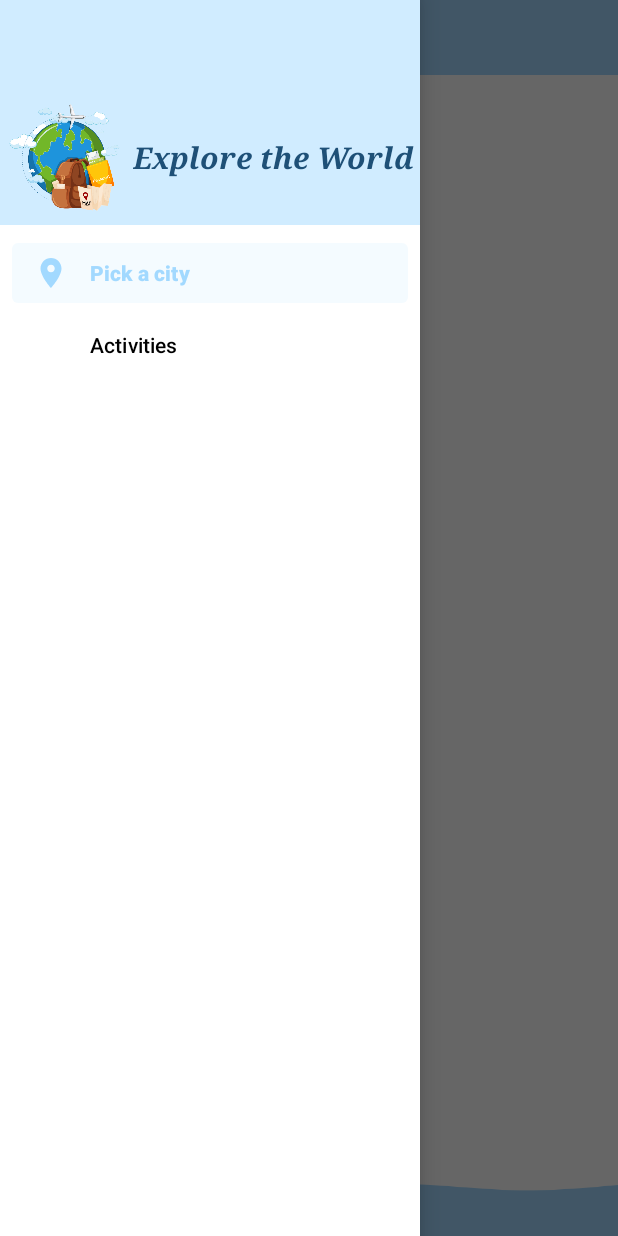
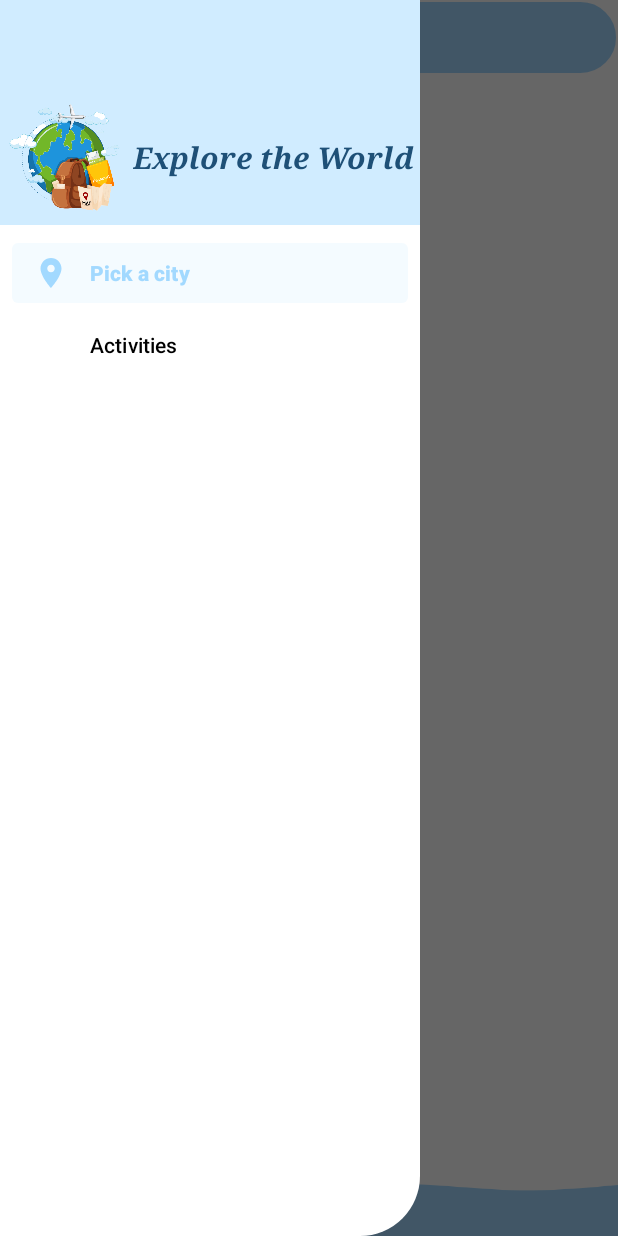
Before and after one commit to AndreeaClaudiaSandu/TravelAndroidApp, an Android app: the FragmentPickCity screen opened directly, with no data from a screen before it, with the side drawer open, on a phone screen of 412 x 824 dp. Run offline under Robolectric (Android 15) with nearby library versions, the phone set to English and light mode, and no system bars.

Commit message:
Adds ItemListener

```diff
--- a/app/src/main/java/com/example/travel/Cities_RecyclerViewAdapter.java
+++ b/app/src/main/java/com/example/travel/Cities_RecyclerViewAdapter.java
@@ -1,5 +1,6 @@
 package com.example.travel;
 
+import android.annotation.SuppressLint;
 import android.content.Context;
 import android.view.LayoutInflater;
 import android.view.View;
@@ -16,10 +17,12 @@ public class Cities_RecyclerViewAdapter extends RecyclerView.Adapter<Cities_Recy
 
     Context context;
     ArrayList<City> cities;
+    private ItemClickListener clickListener;
 
-    public Cities_RecyclerViewAdapter(Context context, ArrayList<City> cities) {
+    public Cities_RecyclerViewAdapter(Context context, ArrayList<City> cities, ItemClickListener clickListener) {
         this.context = context;
         this.cities = cities;
+        this.clickListener = clickListener;
     }
 
     @NonNull
@@ -31,9 +34,16 @@ public class Cities_RecyclerViewAdapter extends RecyclerView.Adapter<Cities_Recy
     }
 
     @Override
-    public void onBindViewHolder(@NonNull Cities_RecyclerViewAdapter.MyViewHolder holder, int position) {
+    public void onBindViewHolder(@NonNull Cities_RecyclerViewAdapter.MyViewHolder holder, @SuppressLint("RecyclerView") int position) {
         holder.cityName.setText(cities.get(position).getName());
         holder.imageView.setImageResource(cities.get(position).getImg());
+
+        holder.itemView.setOnClickListener(new View.OnClickListener() {
+            @Override
+            public void onClick(View v) {
+                clickListener.onItemClick(cities.get(position));
+            }
+        });
     }
 
     @Override
@@ -53,4 +63,8 @@ public class Cities_RecyclerViewAdapter extends RecyclerView.Adapter<Cities_Recy
             cityName = itemView.findViewById(R.id.cityName);
         }
     }
+
+    public interface ItemClickListener{
+        public  void onItemClick(City city);
+    }
 }
--- a/app/src/main/java/com/example/travel/FragmentPickCity.java
+++ b/app/src/main/java/com/example/travel/FragmentPickCity.java
@@ -2,12 +2,14 @@ package com.example.travel;
 
 import android.os.AsyncTask;
 import android.os.Bundle;
+import android.util.Log;
 import android.view.LayoutInflater;
 import android.view.View;
 import android.view.ViewGroup;
 import android.widget.Toast;
 
 import androidx.fragment.app.Fragment;
+import androidx.fragment.app.FragmentTransaction;
 import androidx.recyclerview.widget.LinearLayoutManager;
 import androidx.recyclerview.widget.RecyclerView;
 
@@ -29,6 +31,7 @@ import java.util.Objects;
 public class FragmentPickCity extends Fragment {
 
     private static final String ARG_PARAM = "param";
+
     ArrayList<City> cities = new ArrayList<>();
 
     /**
@@ -65,7 +68,7 @@ public class FragmentPickCity extends Fragment {
 
     private void setCities() {
 
-        class GetCities extends AsyncTask<String, String, String> {
+        class GetCities extends AsyncTask<String, String, String> implements Cities_RecyclerViewAdapter.ItemClickListener{
 
             ArrayList<String> citiesNameDatabase = new ArrayList<>();
 
@@ -79,7 +82,7 @@ public class FragmentPickCity extends Fragment {
                         cities.add(new City(citiesNameDatabase.get(i), getResources().getIdentifier(citiesNameDatabase.get(i), "drawable", getContext().getPackageName())));
                     }
                     RecyclerView recyclerView = getView().findViewById(R.id.citiesRecyclerView);
-                    Cities_RecyclerViewAdapter adapter = new Cities_RecyclerViewAdapter(getContext(), cities);
+                    Cities_RecyclerViewAdapter adapter = new Cities_RecyclerViewAdapter(getContext(), cities, this );
                     recyclerView.setAdapter(adapter);
                     recyclerView.setLayoutManager(new LinearLayoutManager(getContext()));
 
@@ -115,9 +118,19 @@ public class FragmentPickCity extends Fragment {
                 }
 
             }
+
+            @Override
+            public void onItemClick(City city) {
+                Toast.makeText(getContext(), city.getName(), Toast.LENGTH_SHORT).show();
+                Log.d("on click", Integer.toString( cities.size()));
+
+                Fragment fragment = FragmentCity.newInstance(cities, city.getName());
+                ((MainActivity) getActivity()).replaceFragment(fragment);
+            }
         }
 
         GetCities cities = new GetCities();
         cities.execute();
     }
+
 }
--- a/app/src/main/java/com/example/travel/MainActivity.java
+++ b/app/src/main/java/com/example/travel/MainActivity.java
@@ -1,5 +1,6 @@
 package com.example.travel;
 
+import androidx.activity.OnBackPressedCallback;
 import androidx.annotation.NonNull;
 import androidx.appcompat.app.ActionBarDrawerToggle;
 import androidx.appcompat.app.AppCompatActivity;
@@ -11,9 +12,12 @@ import androidx.fragment.app.FragmentManager;
 import androidx.fragment.app.FragmentTransaction;
 
 import android.os.Bundle;
+import android.util.Log;
 import android.view.MenuItem;
 
 import com.google.android.material.navigation.NavigationView;
+
+import java.util.ArrayList;
 
 public class MainActivity extends AppCompatActivity implements NavigationView.OnNavigationItemSelectedListener {
 
@@ -25,6 +29,21 @@ public class MainActivity extends AppCompatActivity implements NavigationView.On
     protected void onCreate(Bundle savedInstanceState) {
         super.onCreate(savedInstanceState);
         setContentView(R.layout.activity_main);
+
+//        getOnBackPressedDispatcher().addCallback(this, new OnBackPressedCallback(true) {
+//            @Override
+//            public void handleOnBackPressed() {
+//                if (drawerLayout.isDrawerOpen(GravityCompat.START)) {
+//                    drawerLayout.closeDrawer(GravityCompat.START);
+//                } else if (getSupportFragmentManager().getBackStackEntryCount() > 0) {
+//                    getSupportFragmentManager().popBackStackImmediate();
+//                    Log.i("back", "ceva");
+//                } else {
+//                    Log.i("back", "nada");
+//                    onBackPressed();
+//                }
+//            }
+//        });
 
         drawerLayout = findViewById(R.id.drawer_layout);
         navigationView = findViewById(R.id.nav_view);
@@ -51,11 +70,19 @@ public class MainActivity extends AppCompatActivity implements NavigationView.On
 
     @Override
     public void onBackPressed() {
+
+
         if (drawerLayout.isDrawerOpen(GravityCompat.START)) {
             drawerLayout.closeDrawer(GravityCompat.START);
+        } else if (getSupportFragmentManager().getBackStackEntryCount() > 0) {
+            getSupportFragmentManager().popBackStackImmediate();
+            Log.i("back", "ceva");
         } else {
+            Log.i("back", "nada");
             super.onBackPressed();
         }
+
+
     }
 
     @Override
@@ -82,11 +109,11 @@ public class MainActivity extends AppCompatActivity implements NavigationView.On
         return true;
     }
 
-    private void replaceFragment(Fragment fragment) {
+    public void replaceFragment(Fragment fragment) {
         FragmentManager fragmentManager = getSupportFragmentManager();
-        FragmentTransaction fragmentTransaction = fragmentManager.beginTransaction();
-        fragmentTransaction.replace(R.id.frameLayout, fragment);
-        fragmentTransaction.commit();
+        fragmentManager.beginTransaction().replace(R.id.frameLayout, fragment).addToBackStack(null).commit();
+        Log.i("number", Integer.toString(getSupportFragmentManager().getBackStackEntryCount()));
+
     }
 
 }
--- /dev/null
+++ b/app/src/main/res/drawable/border_left_menu.xml
@@ -0,0 +1,8 @@
+<?xml version="1.0" encoding="utf-8"?>
+<shape android:shape = "rectangle" xmlns:android="http://schemas.android.com/apk/res/android">
+    <solid android:color="@color/white"/>
+    <corners
+        android:bottomRightRadius="40dp"/>
+
+
+</shape>
--- /dev/null
+++ b/app/src/main/res/drawable/round_border_center_menu_item.xml
@@ -0,0 +1,6 @@
+<?xml version="1.0" encoding="utf-8"?>
+<shape android:shape="rectangle" xmlns:android="http://schemas.android.com/apk/res/android">
+    <stroke android:color="@color/white"
+        android:width="1dp" />
+    <solid android:color="@color/loginDarkBlue"/>
+</shape>
--- /dev/null
+++ b/app/src/main/res/drawable/round_border_nav.xml
@@ -0,0 +1,8 @@
+<?xml version="1.0" encoding="utf-8"?>
+<shape android:shape="rectangle" xmlns:android="http://schemas.android.com/apk/res/android">
+    <stroke android:color="@color/white"
+        android:width="1dp"
+        />
+    <corners android:radius="40dp" />
+    <solid android:color="@color/loginBlue"/>
+</shape>
--- a/app/src/main/res/layout/activity_main.xml
+++ b/app/src/main/res/layout/activity_main.xml
@@ -14,10 +14,10 @@
         android:layout_width="wrap_content"
         android:layout_height="match_parent"
         android:layout_gravity="start"
+        android:background="@drawable/border_left_menu"
         app:headerLayout="@layout/header"
-        app:menu="@menu/main_menu"
 
-        >
+        app:menu="@menu/main_menu">
 
     </com.google.android.material.navigation.NavigationView>
 
@@ -31,7 +31,7 @@
             android:id="@+id/toolbar"
             android:layout_width="match_parent"
             android:layout_height="50dp"
-            android:background="@color/loginBlue"
+            android:background="@drawable/round_border_nav"
             android:minHeight="?attr/actionBarSize"
             android:textAlignment="center"
             android:theme="?attr/actionBarTheme"
--- /dev/null
+++ b/app/src/main/res/navigation/nav_graph.xml
@@ -0,0 +1,6 @@
+<?xml version="1.0" encoding="utf-8"?>
+<navigation xmlns:android="http://schemas.android.com/apk/res/android"
+    xmlns:app="http://schemas.android.com/apk/res-auto"
+    android:id="@+id/nav_graph">
+
+</navigation>
```
Also changed, not shown: app/src/main/java/com/example/travel/FragmentCity.java (added, +67 -0 lines), app/src/main/res/drawable/round_border_left_menu_item.xml (added, +8 -0 lines), app/src/main/res/drawable/round_border_right_menu_item.xml (added, +8 -0 lines), app/src/main/res/layout/fragment_city.xml (added, +90 -0 lines).
